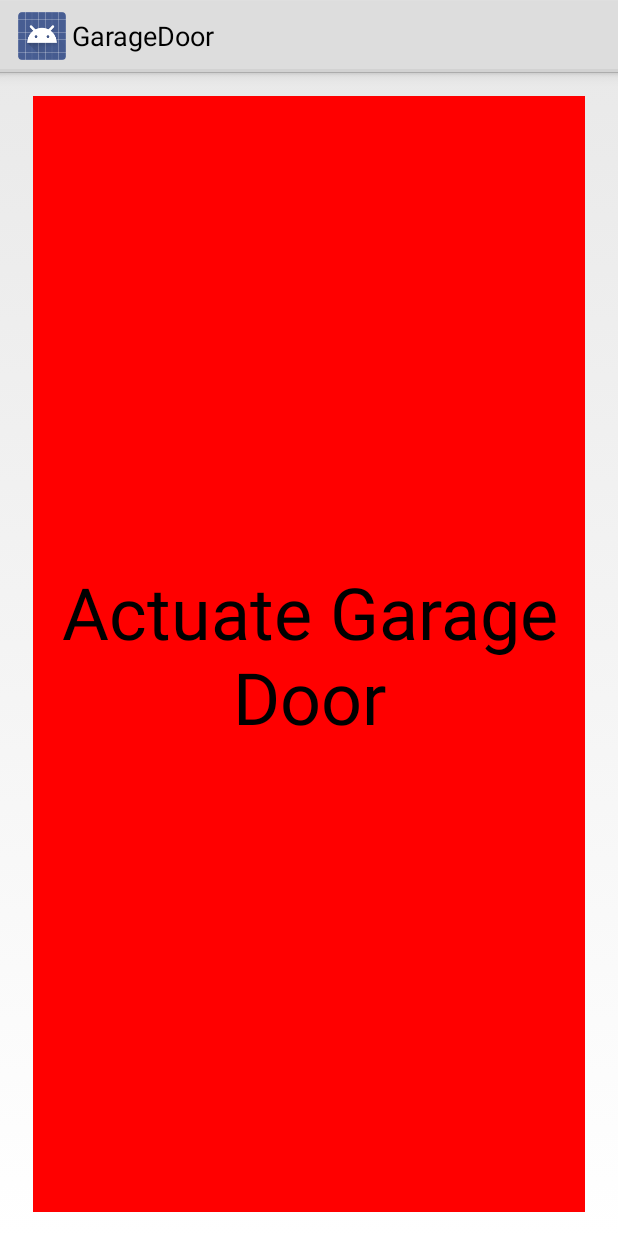
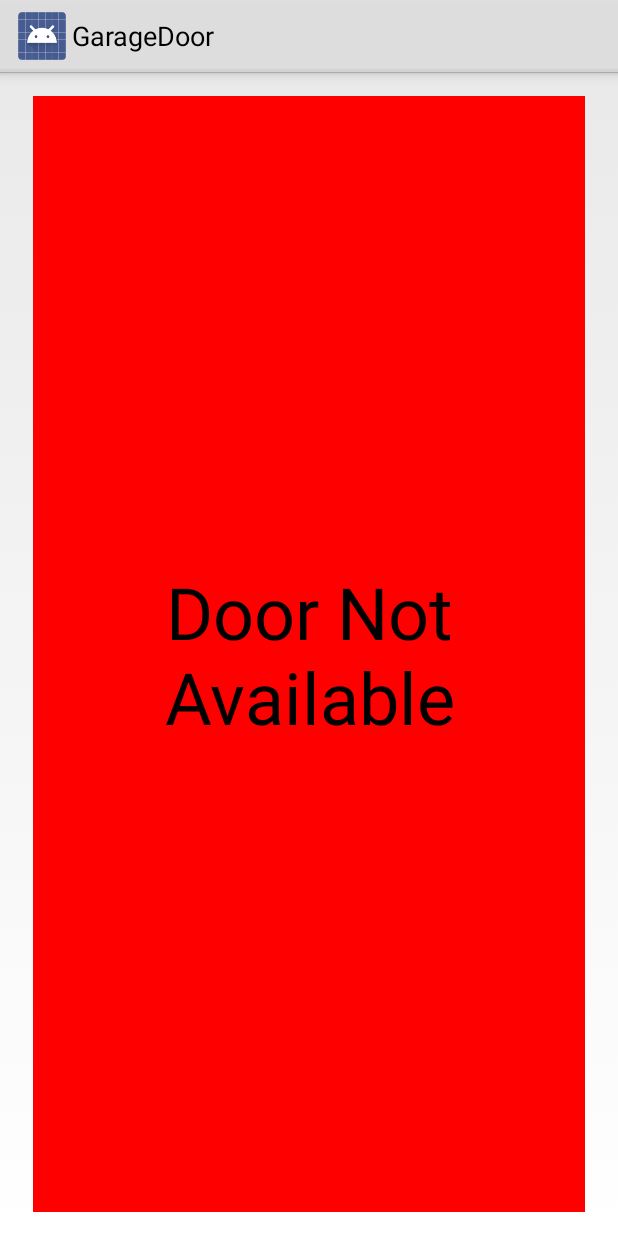
Before and after one commit to fordpref/zaph-ford, an Android app: the screen it shows after launch (MainActivity), on a phone screen of 412 x 824 dp. Run offline under Robolectric (Android 15) with nearby library versions, the phone set to English and light mode, and no system bars.

Commit message:
2015.10.27 Troubleshooting and adding checks
Just adding some checks on wifi, SSIDs, etc.

```diff
--- a/app/src/main/java/com/ford/zaphod/garagedoor/MainActivity.java
+++ b/app/src/main/java/com/ford/zaphod/garagedoor/MainActivity.java
@@ -23,43 +23,50 @@ public class MainActivity extends Activity implements View.OnClickListener {
 
     @Override
     protected void onCreate(Bundle savedInstanceState) {
+        String status;
         super.onCreate(savedInstanceState);
         setContentView(R.layout.activity_main);
         mButton = (Button)findViewById(R.id.garagebutton);
         //mButton.setBackgroundColor(Color.RED);
         mButton.setOnClickListener(this);
-        if (getWifiName(this).equals("solarsphere")) {
-            mButton.setBackgroundColor(Color.GREEN);
-        } else {
-            mButton.setBackgroundColor(Color.RED);
-        }
+        status = getWifiName(this);
     }
 
     protected void onResume(Bundle savedInstanceState) {
+        String status;
         setContentView(R.layout.activity_main);
         mButton = (Button)findViewById(R.id.garagebutton);
         //mButton.setBackgroundColor(Color.RED);
         mButton.setOnClickListener(this);
-        if (getWifiName(this).equals("solarsphere")) {
-            mButton.setBackgroundColor(Color.GREEN);
-        } else {
-            mButton.setBackgroundColor(Color.RED);
-        }
+        status = getWifiName(this);
     }
 
     public String getWifiName(Context context) {
         android.net.wifi.WifiManager manager = (WifiManager) context.getSystemService(Context.WIFI_SERVICE);
-        String ssid = "";
+        String ssid = " ";
         if (manager.isWifiEnabled()) {
             WifiInfo wifiInfo = manager.getConnectionInfo();
-            //if (wifiInfo != null) {
-                //NetworkInfo.DetailedState state = WifiInfo.getDetailedStateOf(wifiInfo.getSupplicantState());
+            if (wifiInfo != null) {
+                NetworkInfo.DetailedState state = WifiInfo.getDetailedStateOf(wifiInfo.getSupplicantState());
                 //if (state == NetworkInfo.DetailedState.CONNECTED) {
-                    ssid = wifiInfo.getSSID();
-                    //return wifiInfo.getSSID();
+                ssid = wifiInfo.getSSID();
+                ssid = ssid.substring(1, ssid.length() - 1);
+                if (ssid.equalsIgnoreCase("solarsphere")) {
+                    mButton.setBackgroundColor(Color.GREEN);
+                    mButton.setText("Actuate Door\nConnected to Solarsphere");
+                } else {
+                    mButton.setBackgroundColor(Color.RED);
+                    mButton.setText("Door Not Available");
+                }
+                //mButton.setText(ssid);  //Troubleshooting line
+                return ssid;
                 //}
-            //}
-        } return ssid;
+            }
+        } else {
+            mButton.setBackgroundColor(Color.GRAY);
+            mButton.setText("No WIFI\nDoor Not Available");
+        }
+        return ssid;
     }
 
     @Override
```
Also changed, not shown: 19 other files.
